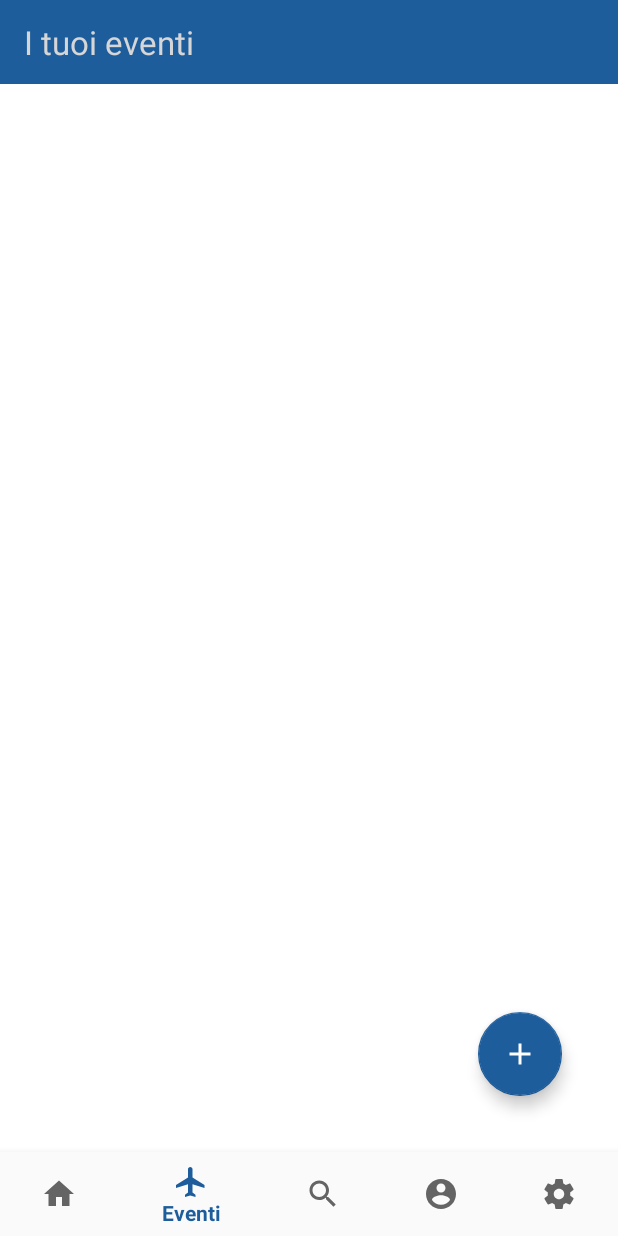
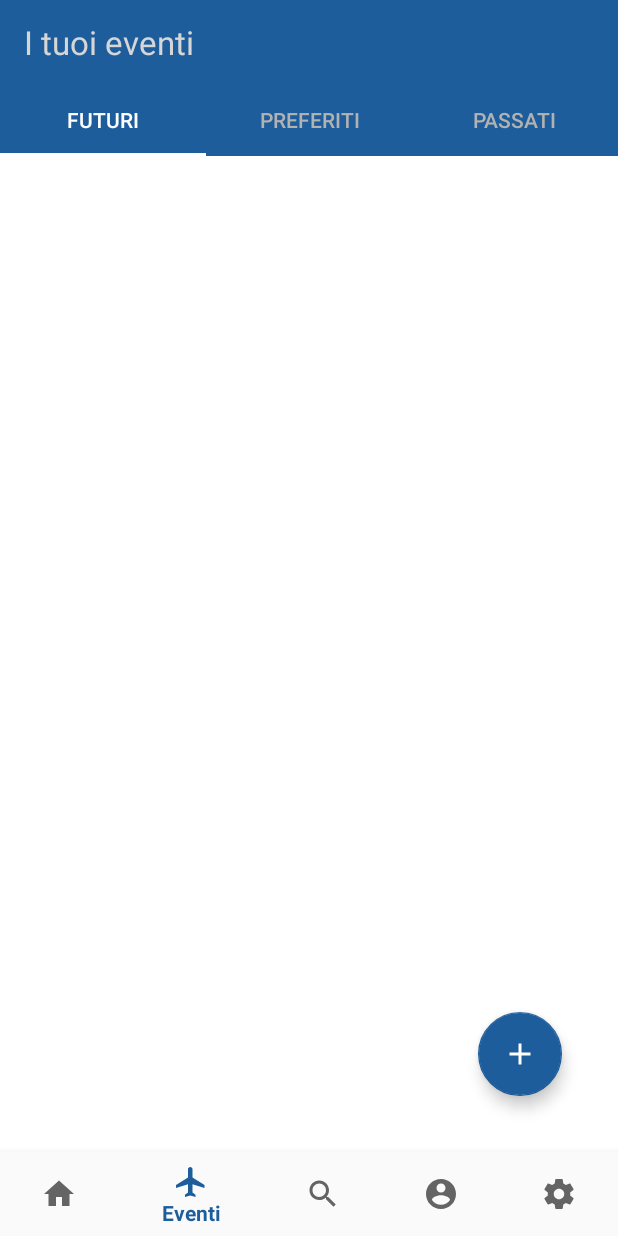
Before and after one commit to PumpkinSoftware/TravelMate, an Android app: the screen it shows after launch once a user with an empty profile is signed in (MainActivity), item 2 of the bottom bar chosen, on a phone screen of 412 x 824 dp. Run offline under Robolectric (Android 15) with nearby library versions, the phone set to English and light mode, and no system bars; our stand-ins replace Firebase (no records; nobody signed in at launch, a user with empty details on screens opened directly); pictures from the network do not load.

Commit message:
Add tabLayout in travels frag & recyclerView layout for its tab

```diff
--- a/App/app/src/main/res/layout/fragment_viaggi.xml
+++ b/App/app/src/main/res/layout/fragment_viaggi.xml
@@ -21,12 +21,33 @@
             android:textSize="22dp"/>
     </android.support.v7.widget.Toolbar>
 
+    <android.support.design.widget.TabLayout
+        android:id="@+id/tab"
+        android:layout_width="match_parent"
+        android:layout_height="wrap_content"
+        android:background="@color/colorPrimary"
+        android:layout_below="@id/toolbar"
+        app:tabTextColor="#b2b2b2"
+        app:tabSelectedTextColor="@android:color/white"
+        app:tabIndicatorColor="@android:color/white">
 
-    <TextView
-        android:layout_width="wrap_content"
-        android:layout_height="wrap_content"
-        android:layout_centerInParent="true"
-        android:textSize="30sp" />
+        <android.support.design.widget.TabItem
+            android:text="Futuri" />
+
+        <android.support.design.widget.TabItem
+            android:text="Preferiti"/>
+
+        <android.support.design.widget.TabItem
+            android:text="Passati"/>
+
+    </android.support.design.widget.TabLayout>
+
+    <android.support.v4.view.ViewPager
+        xmlns:android="http://schemas.android.com/apk/res/android"
+        android:id="@+id/pager"
+        android:layout_width="match_parent"
+        android:layout_height="match_parent"
+        android:layout_below="@id/tab" />
 
     <android.support.design.widget.FloatingActionButton
         android:id="@+id/floatbutton"
@@ -42,8 +63,6 @@
         android:onClick="runThis"
         android:src="@drawable/ic_add_black_24dp"
         app:backgroundTint="@color/colorPrimary"
-
-
         app:fabSize="normal" />
 
 </RelativeLayout>
```
Also changed, not shown: App/app/src/main/res/layout/fragment_recyclerview_travel.xml (added, +15 -0 lines).
